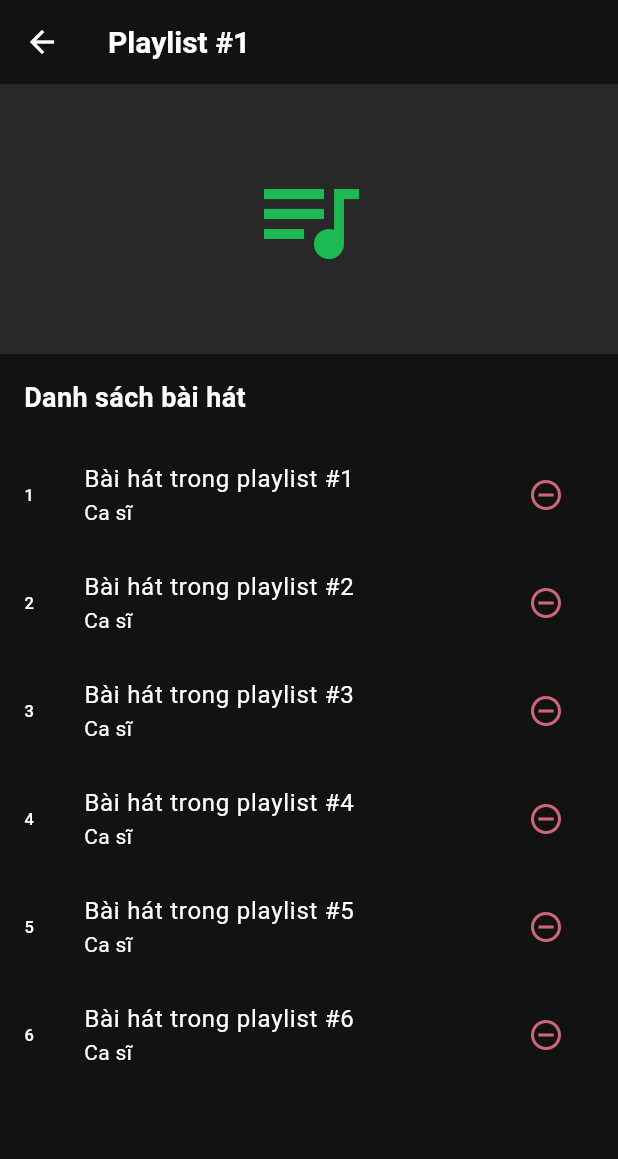
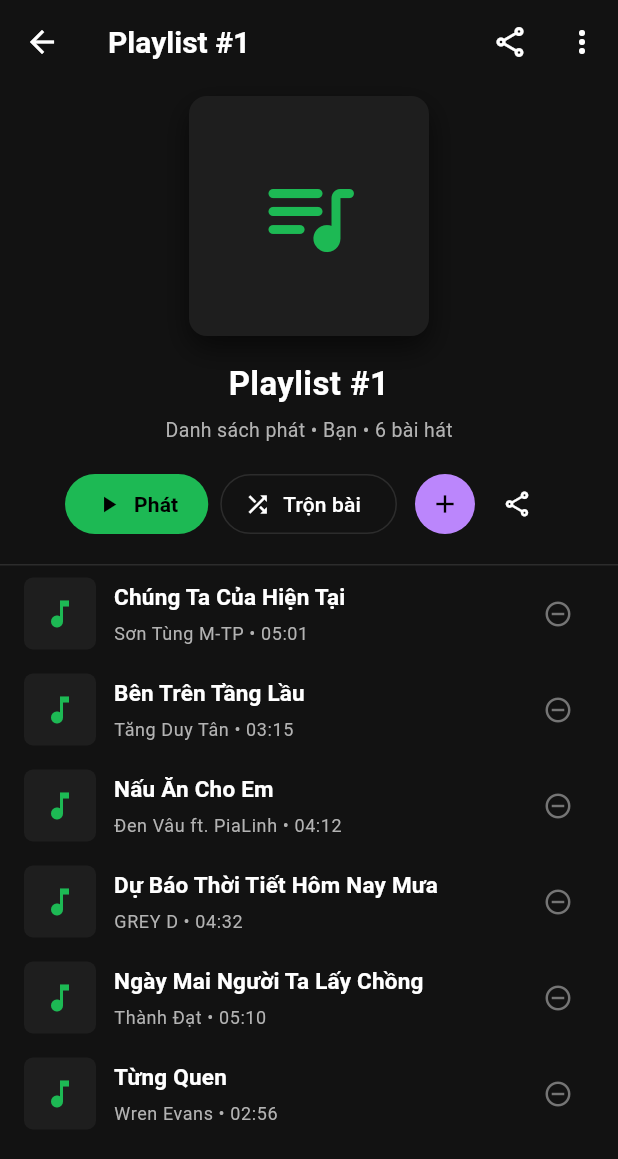
Before and after one commit to whimsical-word/music4_mobile, a Flutter app: the PlaylistDetailScreen screen opened directly, on a phone screen of 412 x 824 dp. Shown: the top 1159 px of the screen. Run offline on Flutter 3.47's test engine with Material 3 defaults, Android fonts, the phone set to English and light mode, and no system bars; our stand-ins replace dio, flutter_riverpod, flutter_secure_storage, go_router, pretty_dio_logger, shimmer; accounts and stored records are empty.

Commit message:
[CE191634] feat(playlist): implement static UI for PlaylistDetailScreen

```diff
--- a/lib/features/playlist/presentation/screens/playlist_detail_screen.dart
+++ b/lib/features/playlist/presentation/screens/playlist_detail_screen.dart
@@ -1,40 +1,168 @@
 import 'package:flutter/material.dart';
+import 'package:flutter/services.dart';
+import 'package:go_router/go_router.dart';
+import '../../../../core/router/route_names.dart';
 import '../../../../core/theme/app_colors.dart';
+import '../widgets/add_track_bottom_sheet.dart';
+import '../widgets/playlist_detail_header.dart';
+import '../widgets/playlist_track_tile.dart';
 
-class PlaylistDetailScreen extends StatelessWidget {
+class _PlaylistTrackItem {
+  final String title;
+  final String artist;
+  final String duration;
+
+  const _PlaylistTrackItem({
+    required this.title,
+    required this.artist,
+    required this.duration,
+  });
+}
+
+class PlaylistDetailScreen extends StatefulWidget {
   final String? playlistId;
+
   const PlaylistDetailScreen({super.key, this.playlistId});
 
   @override
+  State<PlaylistDetailScreen> createState() => _PlaylistDetailScreenState();
+}
+
+class _PlaylistDetailScreenState extends State<PlaylistDetailScreen> {
+  late final List<_PlaylistTrackItem> _tracks;
+
+  @override
+  void initState() {
+    super.initState();
+    _tracks = [
+      const _PlaylistTrackItem(title: 'Chúng Ta Của Hiện Tại', artist: 'Sơn Tùng M-TP', duration: '05:01'),
+      const _PlaylistTrackItem(title: 'Bên Trên Tầng Lầu', artist: 'Tăng Duy Tân', duration: '03:15'),
+      const _PlaylistTrackItem(title: 'Nấu Ăn Cho Em', artist: 'Đen Vâu ft. PiaLinh', duration: '04:12'),
+      const _PlaylistTrackItem(title: 'Dự Báo Thời Tiết Hôm Nay Mưa', artist: 'GREY D', duration: '04:32'),
+      const _PlaylistTrackItem(title: 'Ngày Mai Người Ta Lấy Chồng', artist: 'Thành Đạt', duration: '05:10'),
+      const _PlaylistTrackItem(title: 'Từng Quen', artist: 'Wren Evans', duration: '02:56'),
+    ];
+  }
+
+  void _removeTrack(int index) {
+    final removed = _tracks[index];
+    setState(() => _tracks.removeAt(index));
+    ScaffoldMessenger.of(context).showSnackBar(
+      SnackBar(
+        content: Text('Đã xóa "${removed.title}" khỏi playlist'),
+        behavior: SnackBarBehavior.floating,
+      ),
+    );
+  }
+
+  void _addTrack(Map<String, String> track) {
+    setState(() {
+      _tracks.add(
+        _PlaylistTrackItem(
+          title: track['title']!,
+          artist: track['artist']!,
+          duration: track['duration']!,
+        ),
+      );
+    });
+    ScaffoldMessenger.of(context).showSnackBar(
+      SnackBar(
+        content: Text('Đã thêm "${track['title']}" vào playlist'),
+        behavior: SnackBarBehavior.floating,
+      ),
+    );
+  }
+
+  void _sharePlaylist() {
+    ScaffoldMessenger.of(context).showSnackBar(
+      const SnackBar(
+        content: Text('🔗 Đã sao chép liên kết chia sẻ playlist (music4://playlist)'),
+        behavior: SnackBarBehavior.floating,
+      ),
+    );
+  }
+
+  @override
   Widget build(BuildContext context) {
+    final playlistTitle = 'Playlist #${widget.playlistId ?? "1"}';
+
     return Scaffold(
-      appBar: AppBar(title: Text('Playlist #${playlistId ?? "1"}')),
+      appBar: AppBar(
+        title: Text(playlistTitle),
+        actions: [
+          IconButton(
+            icon: const Icon(Icons.share_outlined),
+            tooltip: 'Chia sẻ',
+            onPressed: () {
+              HapticFeedback.lightImpact();
+              _sharePlaylist();
+            },
+          ),
+          PopupMenuButton<String>(
+            icon: const Icon(Icons.more_vert),
+            color: AppColors.surface,
+            shape: RoundedRectangleBorder(borderRadius: BorderRadius.circular(8)),
+            onSelected: (val) {
+              HapticFeedback.lightImpact();
+              if (val == 'clear') {
+                setState(() => _tracks.clear());
+              }
+            },
+            itemBuilder: (ctx) => [
+              const PopupMenuItem(
+                value: 'clear',
+                child: Text('Xóa tất cả bài hát', style: TextStyle(color: AppColors.error)),
+              ),
+            ],
+          ),
+        ],
+      ),
       body: ListView(
         children: [
-          Container(
-            height: 180,
-            color: AppColors.card,
-            child: const Center(
-              child: Icon(Icons.queue_music, size: 80, color: AppColors.primary),
+          PlaylistDetailHeader(
+            title: playlistTitle,
+            trackCount: _tracks.length,
+            onPlayAll: () => context.push(RouteNames.player),
+            onShuffle: () => context.push(RouteNames.player),
+            onAddTrack: () => AddTrackBottomSheet.show(context, _addTrack),
+            onShare: _sharePlaylist,
           ),
+          const Divider(color: AppColors.divider, height: 1),
+          if (_tracks.isEmpty)
+            Padding(
+              padding: const EdgeInsets.symmetric(vertical: 48.0, horizontal: 24.0),
+              child: Column(
+                children: [
+                  const Icon(Icons.music_off_outlined, size: 64, color: AppColors.textMuted),
+                  const SizedBox(height: 16),
+                  const Text(
+                    'Chưa có bài hát nào trong playlist này',
+                    style: TextStyle(fontSize: 16, fontWeight: FontWeight.bold),
                   ),
-          const Padding(
-            padding: EdgeInsets.all(16.0),
-            child: Text('Danh sách bài hát', style: TextStyle(fontSize: 18, fontWeight: FontWeight.bold)),
+                  const SizedBox(height: 12),
+                  FilledButton.icon(
+                    onPressed: () => AddTrackBottomSheet.show(context, _addTrack),
+                    icon: const Icon(Icons.add, color: Colors.black),
+                    label: const Text('Thêm bài hát ngay', style: TextStyle(color: Colors.black)),
+                    style: FilledButton.styleFrom(backgroundColor: AppColors.primary),
                   ),
+                ],
+              ),
+            )
+          else
             ListView.builder(
               shrinkWrap: true,
               physics: const NeverScrollableScrollPhysics(),
-            itemCount: 6,
+              itemCount: _tracks.length,
               itemBuilder: (context, index) {
-              return ListTile(
-                leading: Text('${index + 1}'),
-                title: Text('Bài hát trong playlist #${index + 1}'),
-                subtitle: const Text('Ca sĩ'),
-                trailing: IconButton(
-                  icon: const Icon(Icons.remove_circle_outline, color: AppColors.error),
-                  onPressed: () {},
-                ),
+                final track = _tracks[index];
+                return PlaylistTrackTile(
+                  index: index,
+                  title: track.title,
+                  artist: track.artist,
+                  duration: track.duration,
+                  onTap: () => context.push(RouteNames.player),
+                  onRemove: () => _removeTrack(index),
                 );
               },
             ),
--- /dev/null
+++ b/lib/features/playlist/presentation/widgets/playlist_detail_header.dart
@@ -0,0 +1,108 @@
+import 'package:flutter/material.dart';
+import 'package:flutter/services.dart';
+import '../../../../core/theme/app_colors.dart';
+
+class PlaylistDetailHeader extends StatelessWidget {
+  final String title;
+  final int trackCount;
+  final VoidCallback onPlayAll;
+  final VoidCallback onShuffle;
+  final VoidCallback onAddTrack;
+  final VoidCallback onShare;
+
+  const PlaylistDetailHeader({
+    super.key,
+    required this.title,
+    required this.trackCount,
+    required this.onPlayAll,
+    required this.onShuffle,
+    required this.onAddTrack,
+    required this.onShare,
+  });
+
+  @override
+  Widget build(BuildContext context) {
+    return Padding(
+      padding: const EdgeInsets.fromLTRB(16, 8, 16, 16),
+      child: Column(
+        children: [
+          Container(
+            width: 160,
+            height: 160,
+            decoration: BoxDecoration(
+              color: AppColors.surface,
+              borderRadius: BorderRadius.circular(12),
+              boxShadow: const [
+                BoxShadow(color: Colors.black54, blurRadius: 16, offset: Offset(0, 8)),
+              ],
+            ),
+            child: const Center(
+              child: Icon(Icons.queue_music_rounded, size: 72, color: AppColors.primary),
+            ),
+          ),
+          const SizedBox(height: 16),
+          Text(
+            title,
+            textAlign: TextAlign.center,
+            style: const TextStyle(fontSize: 22, fontWeight: FontWeight.bold, color: AppColors.textPrimary),
+          ),
+          const SizedBox(height: 6),
+          Text(
+            'Danh sách phát • Bạn • $trackCount bài hát',
+            style: const TextStyle(fontSize: 13, color: AppColors.textSecondary),
+          ),
+          const SizedBox(height: 16),
+          Row(
+            mainAxisAlignment: MainAxisAlignment.center,
+            children: [
+              FilledButton.icon(
+                onPressed: () {
+                  HapticFeedback.lightImpact();
+                  onPlayAll();
+                },
+                icon: const Icon(Icons.play_arrow, color: Colors.black),
+                label: const Text('Phát', style: TextStyle(color: Colors.black, fontWeight: FontWeight.bold)),
+                style: FilledButton.styleFrom(
+                  backgroundColor: AppColors.primary,
+                  padding: const EdgeInsets.symmetric(horizontal: 20, vertical: 10),
+                  shape: RoundedRectangleBorder(borderRadius: BorderRadius.circular(20)),
+                ),
+              ),
+              const SizedBox(width: 8),
+              OutlinedButton.icon(
+                onPressed: () {
+                  HapticFeedback.lightImpact();
+                  onShuffle();
+                },
+                icon: const Icon(Icons.shuffle, size: 18),
+                label: const Text('Trộn bài'),
+                style: OutlinedButton.styleFrom(
+                  foregroundColor: AppColors.textPrimary,
+                  side: const BorderSide(color: AppColors.divider),
+                  shape: RoundedRectangleBorder(borderRadius: BorderRadius.circular(20)),
+                ),
+              ),
+              const SizedBox(width: 8),
+              IconButton.filledTonal(
+                icon: const Icon(Icons.add, size: 20),
+                tooltip: 'Thêm bài hát',
+                onPressed: () {
+                  HapticFeedback.lightImpact();
+                  onAddTrack();
+                },
+              ),
+              IconButton(
+                icon: const Icon(Icons.share_outlined, size: 20),
+                tooltip: 'Chia sẻ',
+                onPressed: () {
+                  HapticFeedback.lightImpact();
+                  onShare();
+                },
+              ),
+            ],
+          ),
+        ],
+      ),
+    );
+  }
+}
--- /dev/null
+++ b/lib/features/playlist/presentation/widgets/playlist_track_tile.dart
@@ -0,0 +1,88 @@
+import 'package:flutter/material.dart';
+import 'package:flutter/services.dart';
+import '../../../../core/theme/app_colors.dart';
+
+class PlaylistTrackTile extends StatelessWidget {
+  final int index;
+  final String title;
+  final String artist;
+  final String duration;
+  final VoidCallback onTap;
+  final VoidCallback onRemove;
+
+  const PlaylistTrackTile({
+    super.key,
+    required this.index,
+    required this.title,
+    required this.artist,
+    required this.duration,
+    required this.onTap,
+    required this.onRemove,
+  });
+
+  @override
+  Widget build(BuildContext context) {
+    final textTheme = Theme.of(context).textTheme;
+
+    return Material(
+      color: Colors.transparent,
+      child: InkWell(
+        onTap: () {
+          HapticFeedback.lightImpact();
+          onTap();
+        },
+        child: Padding(
+          padding: const EdgeInsets.symmetric(horizontal: 16.0, vertical: 8.0),
+          child: Row(
+            children: [
+              Container(
+                width: 48,
+                height: 48,
+                decoration: BoxDecoration(
+                  color: AppColors.surface,
+                  borderRadius: BorderRadius.circular(6),
+                ),
+                child: const Center(
+                  child: Icon(Icons.music_note, color: AppColors.primary, size: 24),
+                ),
+              ),
+              const SizedBox(width: 12),
+              Expanded(
+                child: Column(
+                  crossAxisAlignment: CrossAxisAlignment.start,
+                  children: [
+                    Text(
+                      title,
+                      maxLines: 1,
+                      overflow: TextOverflow.ellipsis,
+                      style: textTheme.titleMedium?.copyWith(
+                        fontWeight: FontWeight.w600,
+                        fontSize: 15,
+                        color: AppColors.textPrimary,
+                      ),
+                    ),
+                    const SizedBox(height: 4),
+                    Text(
+                      '$artist • $duration',
+                      maxLines: 1,
+                      overflow: TextOverflow.ellipsis,
+                      style: textTheme.bodySmall?.copyWith(color: AppColors.textSecondary),
+                    ),
+                  ],
+                ),
+              ),
+              IconButton(
+                icon: const Icon(Icons.remove_circle_outline, color: AppColors.textMuted, size: 20),
+                tooltip: 'Xóa khỏi playlist',
+                onPressed: () {
+                  HapticFeedback.lightImpact();
+                  onRemove();
+                },
+              ),
+            ],
+          ),
+        ),
+      ),
+    );
+  }
+}
```
Also changed, not shown: lib/features/playlist/presentation/widgets/add_track_bottom_sheet.dart (added, +73 -0 lines). Lines whose indentation alone changed are shown as unchanged.
